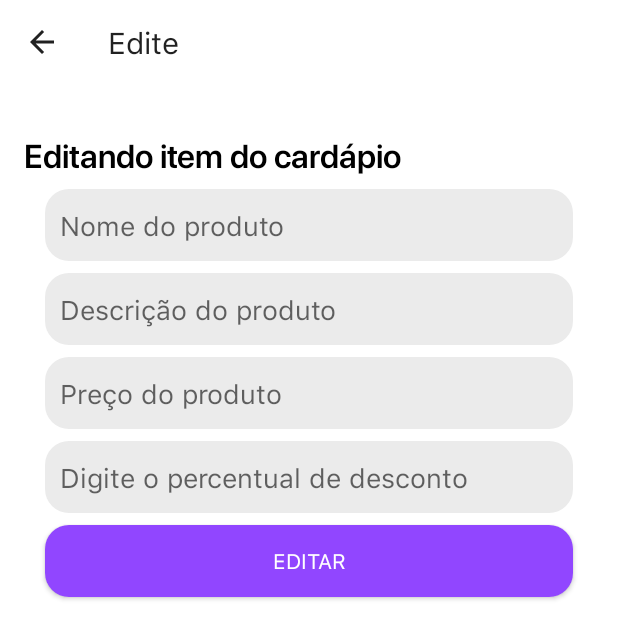
After one commit to gleysonabreu/CardapiosEmpresa, an Android app: the EditMenuActivity screen opened directly, with no data from a screen before it, on a phone screen of 412 x 824 dp. The commit adds this screen. Shown: the top 639 px of the screen. Run offline under Robolectric (Android 15) with nearby library versions, the phone set to English and light mode, and no system bars; 1 statement that could not run was skipped.

Commit message:
Adicionado a função de editar produto(Editar foto pendente)

```diff
--- /dev/null
+++ b/app/src/main/java/com/gleysonabreu/cardatronicoempresa/activity/EditMenuActivity.kt
@@ -0,0 +1,74 @@
+package com.gleysonabreu.cardatronicoempresa.activity
+
+import android.content.Context
+import android.content.SharedPreferences
+import androidx.appcompat.app.AppCompatActivity
+import android.os.Bundle
+import android.view.MenuItem
+import android.widget.Toast
+import com.gleysonabreu.cardatronicoempresa.R
+import com.gleysonabreu.cardatronicoempresa.model.Cardapio
+import kotlinx.android.synthetic.main.activity_edit_menu.*
+import kotlinx.android.synthetic.main.toolbar.*
+
+class EditMenuActivity : AppCompatActivity() {
+
+    override fun onCreate(savedInstanceState: Bundle?) {
+        super.onCreate(savedInstanceState)
+        setContentView(R.layout.activity_edit_menu)
+
+        toolbar.setTitle("Edite");
+        setSupportActionBar(toolbar);
+        supportActionBar?.setDisplayHomeAsUpEnabled(true);
+        var bundle: Cardapio = intent.getSerializableExtra("dadosEditar") as Cardapio;
+
+            if(bundle != null) {
+
+                editTextNameProductEdit.setText(bundle.nameitem)
+                editTextDescriptionProductEdit.setText(bundle.descriptionItem);
+                editTextPriceProductEdit.setText(bundle.priceitem.toString());
+                editTextDisccountProductEdit.setText(bundle.discountPorcentItem.toString());
+
+                buttonEditProduct.setOnClickListener {
+
+                    bundle.nameitem = editTextNameProductEdit.text.toString();
+                    bundle.descriptionItem = editTextDescriptionProductEdit.text.toString();
+                    bundle.priceitem = toDouble(editTextPriceProductEdit.text.toString());
+                    bundle.discountPorcentItem = toInt(editTextDisccountProductEdit.text.toString())
+
+                    if( bundle.update() ){
+
+                        finish();
+
+                    }
+
+                }
+
+            }
+
+    }
+
+    fun toDouble(c: String): Double{
+        return c.toDouble();
+    }
+    fun toInt(c: String): Int{
+        return c.toInt();
+    }
+
+    override fun onBackPressed() {
+        super.onBackPressed();
+        finish();
+
+    }
+
+    override fun onOptionsItemSelected(item: MenuItem?): Boolean {
+
+        when(item?.itemId){
+            android.R.id.home -> {
+                onBackPressed();
+            }
+        }
+
+        return super.onOptionsItemSelected(item)
+    }
+}
--- a/app/src/main/java/com/gleysonabreu/cardatronicoempresa/adapter/AdapterCardapio.kt
+++ b/app/src/main/java/com/gleysonabreu/cardatronicoempresa/adapter/AdapterCardapio.kt
@@ -3,6 +3,7 @@ package com.gleysonabreu.cardatronicoempresa.adapter
 import androidx.appcompat.app.AlertDialog
 import android.content.Context
 import android.content.DialogInterface
+import android.content.Intent
 import android.graphics.Color
 import android.graphics.drawable.ColorDrawable
 import android.net.Uri
@@ -12,9 +13,11 @@ import android.view.LayoutInflater
 import android.view.View
 import android.view.ViewGroup
 import android.widget.Toast
+import androidx.core.content.ContextCompat.startActivity
 import androidx.recyclerview.widget.RecyclerView
 import com.bumptech.glide.Glide
 import com.gleysonabreu.cardatronicoempresa.R
+import com.gleysonabreu.cardatronicoempresa.activity.EditMenuActivity
 import com.gleysonabreu.cardatronicoempresa.helper.SettingsFirebase
 import com.gleysonabreu.cardatronicoempresa.model.Cardapio
 import com.google.firebase.database.DatabaseReference
@@ -34,7 +37,7 @@ class AdapterCardapio (private val cardapio: ArrayList<Cardapio>, private val co
     }
 
     override fun onBindViewHolder(holder: CardapioViewHolder, position: Int) {
-        holder.bindItems(cardapio[position]);
+        holder.bindItems(cardapio[position], context);
     }
 
 
@@ -45,9 +48,7 @@ class AdapterCardapio (private val cardapio: ArrayList<Cardapio>, private val co
         val precoProduto = itemView.textPrice;
         var builder: AlertDialog.Builder = AlertDialog.Builder(ContextThemeWrapper(itemView.context, R.style.AlertDialogCustom));
 
-
-        fun bindItems(cardapio: Cardapio){
-
+        fun bindItems(cardapio: Cardapio, context: Context){
             nomeProduto.text = cardapio.nameitem;
             descricaoProduto.text = cardapio.descriptionItem;
             precoProduto.text = "R$ " + cardapio.priceitem;
@@ -59,7 +60,10 @@ class AdapterCardapio (private val cardapio: ArrayList<Cardapio>, private val co
             }
 
             itemView.imageButtonEdit.setOnClickListener {
-                Toast.makeText(itemView.context, "Você está querendo editar: "+nomeProduto.text.toString(), Toast.LENGTH_SHORT).show();
+
+                var i: Intent = Intent(context, EditMenuActivity::class.java);
+                i.putExtra("dadosEditar", cardapio);
+                context.startActivity(i);
             }
 
             itemView.imageButtonDelete.setOnClickListener {
--- a/app/src/main/java/com/gleysonabreu/cardatronicoempresa/fragment/AddCardapioFragment.kt
+++ b/app/src/main/java/com/gleysonabreu/cardatronicoempresa/fragment/AddCardapioFragment.kt
@@ -17,6 +17,7 @@ import android.view.View
 import android.view.ViewGroup
 import android.widget.Toast
 import androidx.annotation.NonNull
+import androidx.appcompat.app.AlertDialog
 
 import com.gleysonabreu.cardatronicoempresa.R
 import com.gleysonabreu.cardatronicoempresa.activity.CategoryActivity
@@ -31,6 +32,7 @@ import com.google.firebase.database.DataSnapshot
 import com.google.firebase.database.DatabaseError
 import com.google.firebase.database.DatabaseReference
 import com.google.firebase.database.ValueEventListener
+import com.google.firebase.storage.OnProgressListener
 import com.google.firebase.storage.StorageReference
 import com.google.firebase.storage.UploadTask
 import kotlinx.android.synthetic.main.fragment_add_cardapio.*
@@ -232,7 +234,7 @@ class AddCardapioFragment : Fragment() {
 
                 }
 
-            }).addOnProgressListener {  }
+            })
 
         }else{
             Toast.makeText(activity, "Preencha todos os dados.", Toast.LENGTH_LONG).show();
--- a/app/src/main/java/com/gleysonabreu/cardatronicoempresa/fragment/HomeFragment.kt
+++ b/app/src/main/java/com/gleysonabreu/cardatronicoempresa/fragment/HomeFragment.kt
@@ -49,7 +49,7 @@ class HomeFragment : Fragment() {
         cardapioRef = firebaseRef.child("cardapio");
 
         // Settings Adapter
-        viewOfLayout.recyclerMenuItems.adapter = activity?.let { AdapterCardapio(listMenu, it) }
+        viewOfLayout.recyclerMenuItems.adapter = AdapterCardapio(listMenu, activity!!)
         viewOfLayout.recyclerMenuItems.layoutManager = linearLayoutManager;
 
 
@@ -76,7 +76,15 @@ class HomeFragment : Fragment() {
             }
 
             override fun onChildChanged(p0: DataSnapshot, p1: String?) {
-                TODO("not implemented") //To change body of created functions use File | Settings | File Templates.
+
+                var cardapioChanged = p0.getValue(Cardapio::class.java);
+                var index = keyList.indexOf(p0.key);
+
+                if (cardapioChanged != null) {
+                    listMenu.set(index, cardapioChanged);
+                    viewOfLayout.recyclerMenuItems.adapter?.notifyDataSetChanged();
+                };
+
             }
 
             override fun onChildAdded(p0: DataSnapshot, p1: String?) {
--- a/app/src/main/java/com/gleysonabreu/cardatronicoempresa/model/Cardapio.kt
+++ b/app/src/main/java/com/gleysonabreu/cardatronicoempresa/model/Cardapio.kt
@@ -27,6 +27,14 @@ class Cardapio : Serializable{
             return true;
     }
 
+    fun update() : Boolean{
+        var firebaseRef = SettingsFirebase.getFirebase();
+        var cardapioRef = firebaseRef.child("cardapio")
+            .child(idItemCardapio);
+        cardapioRef.setValue(this);
+        return true;
+    }
+
 
     init{
 
--- /dev/null
+++ b/app/src/main/res/layout/activity_edit_menu.xml
@@ -0,0 +1,135 @@
+<?xml version="1.0" encoding="utf-8"?>
+<androidx.constraintlayout.widget.ConstraintLayout xmlns:android="http://schemas.android.com/apk/res/android"
+    xmlns:app="http://schemas.android.com/apk/res-auto"
+    xmlns:tools="http://schemas.android.com/tools"
+    android:layout_width="match_parent"
+    android:layout_height="match_parent"
+    android:background="@android:color/white"
+    tools:context=".activity.EditMenuActivity">
+
+    <include
+        android:id="@+id/include3"
+        layout="@layout/toolbar"
+        android:layout_width="0dp"
+        android:layout_height="wrap_content"
+        android:layout_marginBottom="32dp"
+        app:layout_constraintBottom_toTopOf="@+id/textView6"
+        app:layout_constraintEnd_toEndOf="parent"
+        app:layout_constraintHorizontal_bias="0.5"
+        app:layout_constraintStart_toStartOf="parent"
+        app:layout_constraintTop_toTopOf="parent"
+        app:layout_constraintVertical_bias="0.0"
+        app:layout_constraintVertical_chainStyle="packed" />
+
+    <TextView
+        android:id="@+id/textView6"
+        android:layout_width="0dp"
+        android:layout_height="wrap_content"
+        android:layout_marginStart="16dp"
+        android:layout_marginEnd="16dp"
+        android:layout_marginBottom="8dp"
+        android:fontFamily="@font/sfpds"
+        android:text="Editando item do cardápio"
+        android:textColor="@android:color/black"
+        android:textSize="22sp"
+        app:layout_constraintBottom_toTopOf="@+id/editTextNameProductEdit"
+        app:layout_constraintEnd_toEndOf="parent"
+        app:layout_constraintHorizontal_bias="0.0"
+        app:layout_constraintStart_toStartOf="parent"
+        app:layout_constraintTop_toBottomOf="@+id/include3"
+        app:layout_constraintVertical_chainStyle="packed" />
+
+    <EditText
+        android:id="@+id/editTextNameProductEdit"
+        android:layout_width="0dp"
+        android:layout_height="48dp"
+        android:layout_marginStart="30dp"
+        android:layout_marginEnd="30dp"
+        android:layout_marginBottom="8dp"
+        android:background="@drawable/shape_arrounded"
+        android:ems="10"
+        android:hint="@string/nameProduct"
+        android:inputType="textPersonName"
+        android:padding="10dp"
+        app:layout_constraintBottom_toTopOf="@+id/editTextDescriptionProductEdit"
+        app:layout_constraintEnd_toEndOf="parent"
+        app:layout_constraintHorizontal_bias="0.5"
+        app:layout_constraintStart_toStartOf="parent"
+        app:layout_constraintTop_toBottomOf="@+id/textView6"
+        app:layout_constraintVertical_chainStyle="packed" />
+
+    <EditText
+        android:id="@+id/editTextDescriptionProductEdit"
+        android:layout_width="0dp"
+        android:layout_height="48dp"
+        android:layout_marginStart="30dp"
+        android:layout_marginEnd="30dp"
+        android:layout_marginBottom="8dp"
+        android:background="@drawable/shape_arrounded"
+        android:ems="10"
+        android:hint="@string/descriptionProduct"
+        android:inputType="textPersonName"
+        android:padding="10dp"
+        app:layout_constraintBottom_toTopOf="@+id/editTextPriceProductEdit"
+        app:layout_constraintEnd_toEndOf="parent"
+        app:layout_constraintHorizontal_bias="0.5"
+        app:layout_constraintStart_toStartOf="parent"
+        app:layout_constraintTop_toBottomOf="@+id/editTextNameProductEdit"
+        app:layout_constraintVertical_chainStyle="packed" />
+
+    <EditText
+        android:id="@+id/editTextPriceProductEdit"
+        android:layout_width="0dp"
+        android:layout_height="48dp"
+        android:layout_marginStart="30dp"
+        android:layout_marginEnd="30dp"
+        android:layout_marginBottom="8dp"
+        android:background="@drawable/shape_arrounded"
+        android:ems="10"
+        android:hint="@string/priceProduct"
+        android:inputType="number|numberDecimal"
+        android:padding="10dp"
+        app:layout_constraintBottom_toTopOf="@+id/editTextDisccountProductEdit"
+        app:layout_constraintEnd_toEndOf="parent"
+        app:layout_constraintHorizontal_bias="0.5"
+        app:layout_constraintStart_toStartOf="parent"
+        app:layout_constraintTop_toBottomOf="@+id/editTextDescriptionProductEdit"
+        app:layout_constraintVertical_chainStyle="packed" />
+
+    <EditText
+        android:id="@+id/editTextDisccountProductEdit"
+        android:layout_width="0dp"
+        android:layout_height="48dp"
+        android:layout_marginStart="30dp"
+        android:layout_marginEnd="30dp"
+        android:layout_marginBottom="8dp"
+        android:background="@drawable/shape_arrounded"
+        android:ems="10"
+        android:hint="@string/disccount"
+        android:inputType="number|numberDecimal"
+        android:padding="10dp"
+        app:layout_constraintBottom_toTopOf="@+id/buttonEditProduct"
+        app:layout_constraintEnd_toEndOf="parent"
+        app:layout_constraintHorizontal_bias="0.5"
+        app:layout_constraintStart_toStartOf="parent"
+        app:layout_constraintTop_toBottomOf="@+id/editTextPriceProductEdit"
+        app:layout_constraintVertical_chainStyle="packed" />
+
+    <android.widget.Button
+        android:id="@+id/buttonEditProduct"
+        android:layout_width="0dp"
+        android:layout_height="48dp"
+        android:layout_marginStart="30dp"
+        android:layout_marginEnd="30dp"
+        android:layout_marginBottom="8dp"
+        android:background="@drawable/shape_arrounded"
+        android:backgroundTint="@color/colorSplash"
+        android:text="Editar"
+        android:textColor="@android:color/white"
+        app:layout_constraintBottom_toBottomOf="parent"
+        app:layout_constraintEnd_toEndOf="parent"
+        app:layout_constraintHorizontal_bias="0.5"
+        app:layout_constraintStart_toStartOf="parent"
+        app:layout_constraintTop_toBottomOf="@+id/editTextDisccountProductEdit"
+        app:layout_constraintVertical_chainStyle="packed" />
+</androidx.constraintlayout.widget.ConstraintLayout>
--- a/app/src/main/res/layout/fragment_add_cardapio.xml
+++ b/app/src/main/res/layout/fragment_add_cardapio.xml
@@ -59,7 +59,6 @@
             android:layout_marginBottom="16dp"
             android:background="@drawable/shape_arrounded"
             android:backgroundTint="@color/colorSplash"
-            android:stateListAnimator="@null"
             android:text="@string/cadastrarProduto"
             android:textColor="@android:color/white"
             app:layout_constraintBottom_toBottomOf="parent"
@@ -96,7 +95,6 @@
             android:layout_marginBottom="8dp"
             android:background="@drawable/shape_arrounded"
             android:backgroundTint="@android:color/black"
-            android:stateListAnimator="@null"
             android:text="@string/addCategory"
             android:textColor="@android:color/white"
             app:layout_constraintBottom_toTopOf="@+id/editTextNameProduct"
@@ -191,7 +189,6 @@
             android:layout_marginBottom="8dp"
             android:background="@drawable/shape_arrounded"
             android:backgroundTint="@android:color/black"
-            android:stateListAnimator="@null"
             android:text="@string/selectimage"
             android:textColor="@android:color/white"
             app:layout_constraintBottom_toTopOf="@+id/buttonOpenCamera"
--- a/app/src/main/res/values/styles.xml
+++ b/app/src/main/res/values/styles.xml
@@ -8,7 +8,6 @@
         <item name="colorAccent">@color/colorAccent</item>
         <item name="android:windowLightStatusBar">true</item>
         <item name="android:fontFamily">@font/sfpror</item>
-        <item name="android:navigationBarColor">@android:color/white</item>
     </style>
 
     <style name="AppTheme2" parent="Theme.MaterialComponents.Light.NoActionBar">
```
Also changed, not shown: app/src/main/AndroidManifest.xml (+10 -5 lines).
